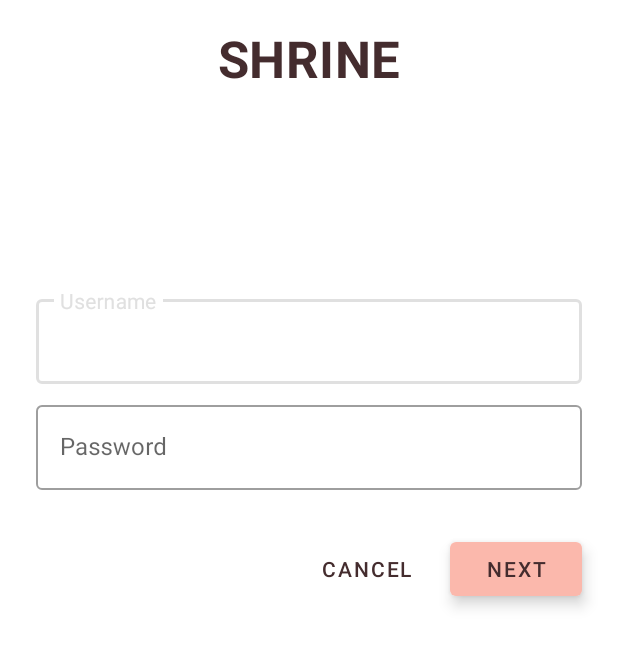
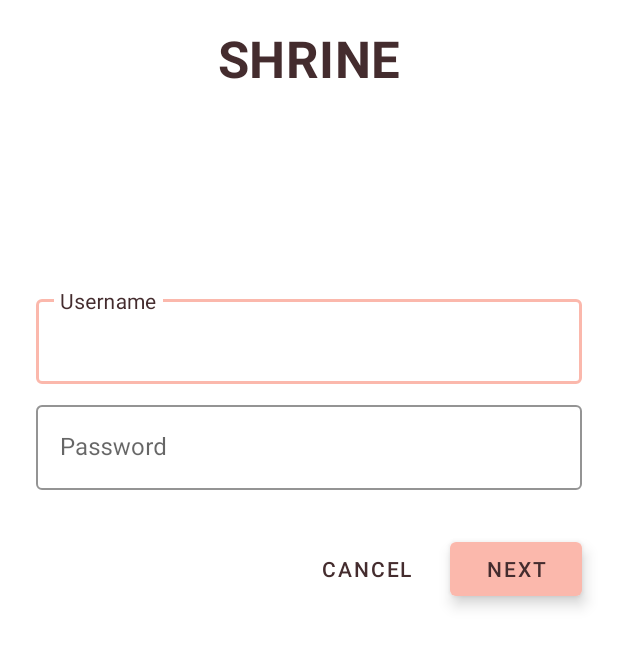
Before and after one commit to material-components/material-components-android-codelabs, an Android app: the screen it shows after launch (MainActivity), on a phone screen of 412 x 824 dp, the part 204-873 px from its top. Run offline under Robolectric (Android 15) with nearby library versions, the phone set to English and light mode, and no system bars.

Commit message:
Fixed Issue: Text input fields are outlined in default color instead of theme color

```diff
--- a/kotlin/shrine/app/src/main/res/values/colors.xml
+++ b/kotlin/shrine/app/src/main/res/values/colors.xml
@@ -7,5 +7,5 @@
     <color name="toolbarIconColor">@color/textColorPrimary</color>
     <color name="loginPageBackgroundColor">#FFFFFF</color>
     <color name="productGridBackgroundColor">#FFFFFF</color>
-    <color name="colorControlActivated">#FBB8AC</color>
+    <color name="textInputOutlineColor">#FBB8AC</color>
 </resources>
--- a/kotlin/shrine/app/src/main/res/values/styles.xml
+++ b/kotlin/shrine/app/src/main/res/values/styles.xml
@@ -7,13 +7,14 @@
         <item name="colorPrimaryDark">@color/colorPrimaryDark</item>
         <item name="colorAccent">@color/colorAccent</item>
         <item name="android:windowLightStatusBar" tools:targetApi="m">true</item>
-        <item name="colorControlActivated">@color/colorControlActivated</item>
         <item name="android:textColorPrimary">@color/textColorPrimary</item>
     </style>
 
     <style name="Widget.Shrine.TextInputLayout" parent="Widget.MaterialComponents.TextInputLayout.OutlinedBox">
         <item name="hintTextAppearance">@style/TextAppearance.Shrine.TextInputLayout.HintText</item>
+        <item name="hintTextColor">@color/textColorPrimary</item>
         <item name="android:paddingBottom">8dp</item>
+        <item name="boxStrokeColor">@color/textInputOutlineColor</item>
     </style>
 
     <style name="TextAppearance.Shrine.TextInputLayout.HintText" parent="TextAppearance.MaterialComponents.Subtitle2">
```
